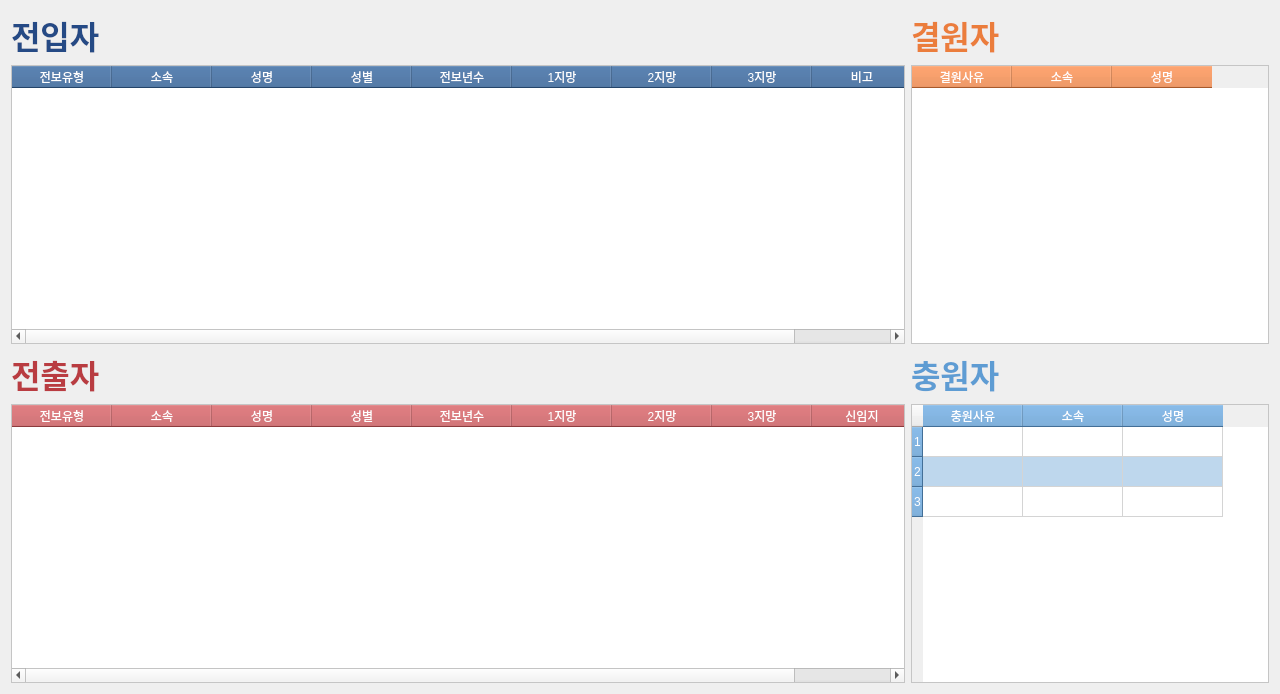
This is ui/school_stacked_widget.ui in sjhan2781/py-transfer-tool as Qt 5 draws it before an edit. The edited form follows.
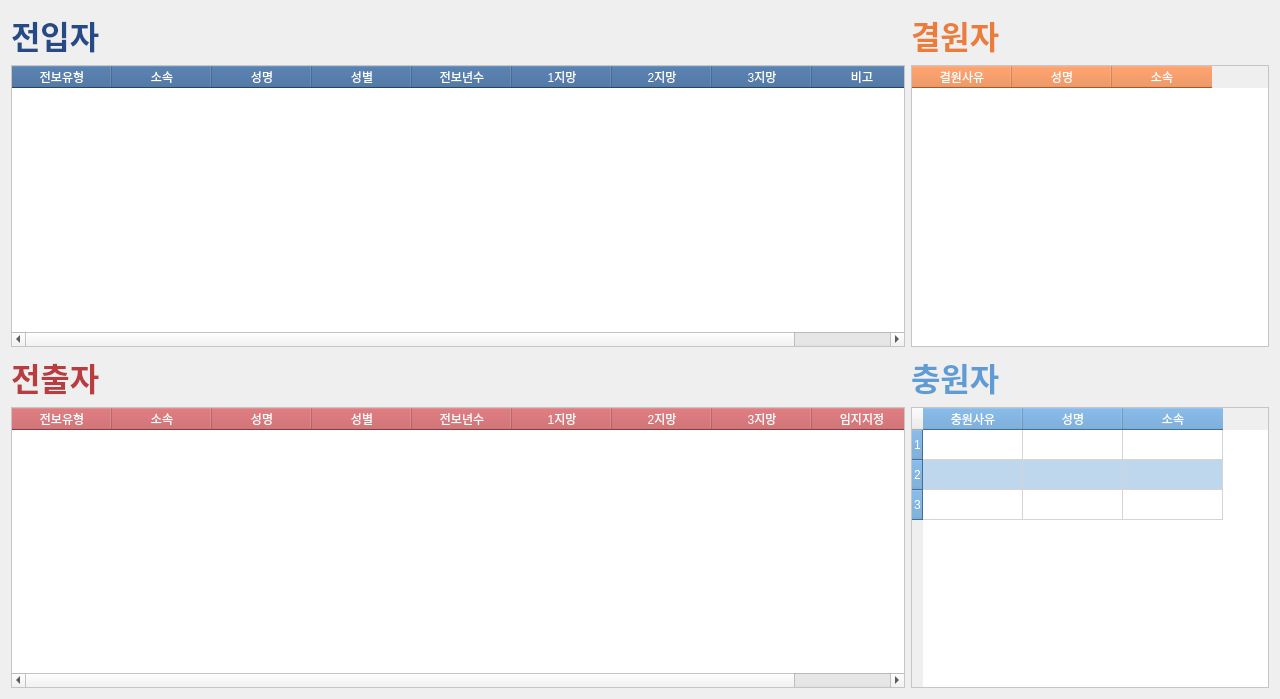
This is the edited form. Custom widgets are drawn as their Qt base class.

```diff
--- a/ui/school_stacked_widget.ui
+++ b/ui/school_stacked_widget.ui
@@ -7,7 +7,7 @@
     <x>0</x>
     <y>0</y>
     <width>1280</width>
-    <height>694</height>
+    <height>699</height>
    </rect>
   </property>
   <property name="windowTitle">
@@ -214,12 +214,12 @@
      </column>
      <column>
       <property name="text">
-       <string>소속</string>
+       <string>성명</string>
       </property>
      </column>
      <column>
       <property name="text">
-       <string>성명</string>
+       <string>소속</string>
       </property>
      </column>
     </widget>
@@ -359,7 +359,7 @@
      </column>
      <column>
       <property name="text">
-       <string>신임지</string>
+       <string>임지지정</string>
       </property>
      </column>
     </widget>
@@ -430,12 +430,12 @@
      </column>
      <column>
       <property name="text">
-       <string>소속</string>
+       <string>성명</string>
       </property>
      </column>
      <column>
       <property name="text">
-       <string>성명</string>
+       <string>소속</string>
       </property>
      </column>
     </widget>
```
Left out of the diff: 4 changed lines with no effect on the pictures.
